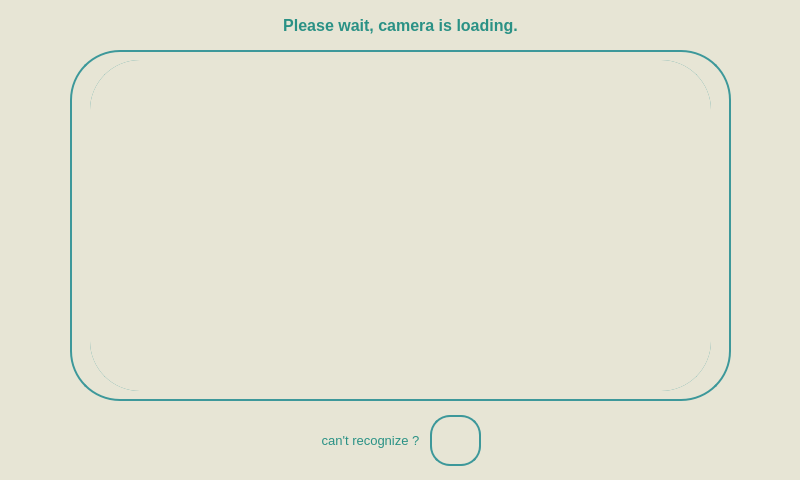
Before: the Qt Designer form Design/FacialLogin.ui in Fsociety-Mrn/AIoT-Smartlock, drawn with Qt 5.
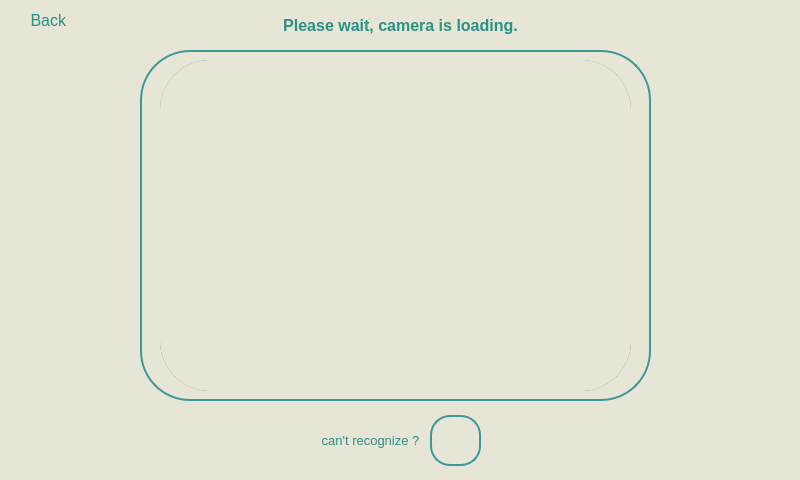
After: the same form once the commit is applied. Icons and pictures are not drawn.

Patch:
```diff
--- a/Design/FacialLogin.ui
+++ b/Design/FacialLogin.ui
@@ -29,7 +29,7 @@
     <rect>
      <x>0</x>
      <y>0</y>
-     <width>51</width>
+     <width>101</width>
      <height>41</height>
     </rect>
    </property>
@@ -37,6 +37,8 @@
     <font>
      <family>Segoe UI</family>
      <pointsize>12</pointsize>
+     <weight>50</weight>
+     <bold>false</bold>
     </font>
    </property>
    <property name="cursor">
@@ -47,10 +49,11 @@
    </property>
    <property name="styleSheet">
     <string notr="true">border:none;
-</string>
+color:  rgba(11, 131, 120, 219);
+padding:10px</string>
    </property>
    <property name="text">
-    <string/>
+    <string>Back </string>
    </property>
    <property name="icon">
     <iconset resource="../background.qrc">
@@ -62,6 +65,12 @@
      <height>42</height>
     </size>
    </property>
+   <property name="shortcut">
+    <string>Backspace</string>
+   </property>
+   <property name="flat">
+    <bool>false</bool>
+   </property>
   </widget>
   <widget class="QLabel" name="label_2">
    <property name="geometry">
@@ -167,9 +176,9 @@
   <widget class="QWidget" name="widget" native="true">
    <property name="geometry">
     <rect>
-     <x>70</x>
+     <x>140</x>
      <y>50</y>
-     <width>661</width>
+     <width>511</width>
      <height>351</height>
     </rect>
    </property>
@@ -182,7 +191,7 @@
      <rect>
       <x>20</x>
       <y>10</y>
-      <width>621</width>
+      <width>471</width>
       <height>331</height>
      </rect>
     </property>
```
Left out of the diff: 12 changed lines with no effect on the pictures.
